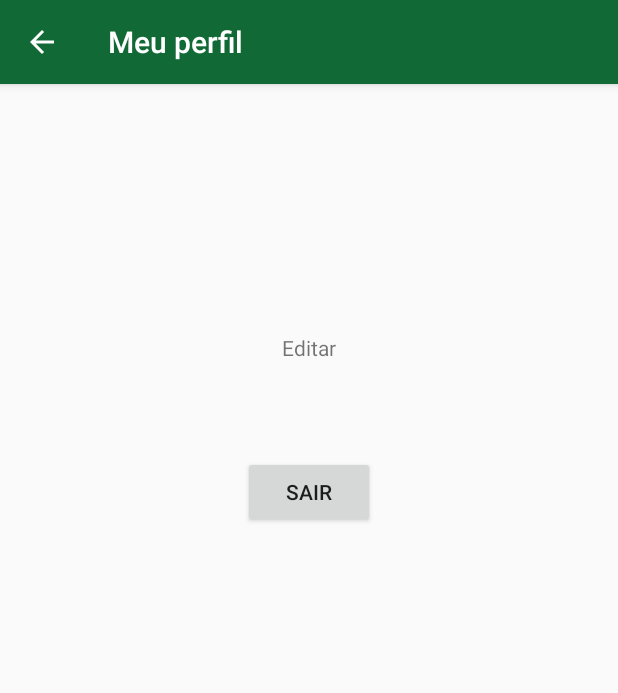
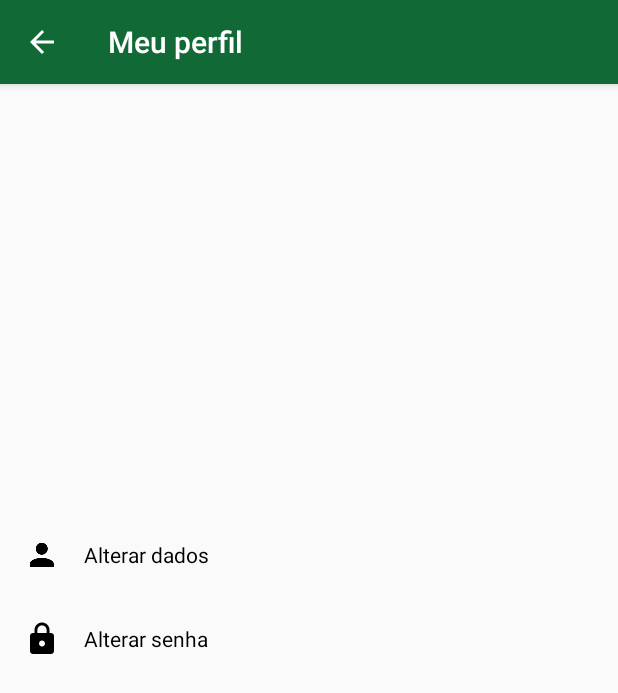
Before and after one commit to rodrigo98rm/prorepufabc, an Android app: the SettingsActivity screen opened directly, with no data from a screen before it, after a tap on "Meu Perfil", on a phone screen of 412 x 824 dp. Shown: the top 693 px of the screen. Run offline under Robolectric (Android 15) with nearby library versions, the light colour scheme and no system bars; our stand-ins replace Firebase (no records; nobody signed in at launch, a user with empty details on screens opened directly), Picasso; libraries missing offline, so code that uses them is left out: com.mikhaellopez.circularimageview; plain views replace CircularImageView; 3 statements that could not run were skipped.

Commit message:
Profile Activity Layout, logout on settings

```diff
--- a/app/build.gradle
+++ b/app/build.gradle
@@ -7,7 +7,7 @@ android {
         minSdkVersion 15
         targetSdkVersion 28
         versionCode 1
-        versionName "1.0"
+        versionName "0.0.1"
         testInstrumentationRunner "androidx.test.runner.AndroidJUnitRunner"
     }
     buildTypes {
@@ -25,9 +25,9 @@ dependencies {
     implementation 'com.android.support:design:28.0.0'
     implementation 'com.mikhaellopez:circularimageview:3.2.0'
     implementation 'com.squareup.picasso:picasso:2.5.2'
-    implementation 'com.google.firebase:firebase-core:16.0.7'
-    implementation 'com.google.firebase:firebase-auth:16.1.0'
-    implementation 'com.google.firebase:firebase-firestore:18.1.0'
+    implementation 'com.google.firebase:firebase-core:16.0.8'
+    implementation 'com.google.firebase:firebase-auth:16.2.0'
+    implementation 'com.google.firebase:firebase-firestore:18.2.0'
     implementation 'com.google.firebase:firebase-storage:16.1.0'
     testImplementation 'junit:junit:4.12'
     androidTestImplementation 'androidx.test:runner:1.1.0-alpha4'
--- a/app/src/main/java/mayer/rodrigo/prorepufabc/Activities/SettingsActivity.java
+++ b/app/src/main/java/mayer/rodrigo/prorepufabc/Activities/SettingsActivity.java
@@ -1,6 +1,8 @@
 package mayer.rodrigo.prorepufabc.Activities;
 
 import androidx.appcompat.app.AppCompatActivity;
+import mayer.rodrigo.prorepufabc.BuildConfig;
+import mayer.rodrigo.prorepufabc.MainActivity;
 import mayer.rodrigo.prorepufabc.ProfileActivity;
 import mayer.rodrigo.prorepufabc.R;
 
@@ -8,11 +10,15 @@ import android.content.Intent;
 import android.os.Bundle;
 import android.view.View;
 import android.widget.LinearLayout;
+import android.widget.TextView;
+
+import com.google.firebase.auth.FirebaseAuth;
 
 public class SettingsActivity extends AppCompatActivity {
 
     //Views
     private LinearLayout profile, about, quit;
+    private TextView txtVersion;
 
     @Override
     protected void onCreate(Bundle savedInstanceState) {
@@ -21,6 +27,8 @@ public class SettingsActivity extends AppCompatActivity {
 
         //Views
         profile = findViewById(R.id.linearLayout_myProfile_Settings);
+        quit = findViewById(R.id.linearLayout_quit_Settings);
+        txtVersion = findViewById(R.id.textView_version_Settings);
 
         //Listeners
         profile.setOnClickListener(new View.OnClickListener() {
@@ -31,8 +39,27 @@ public class SettingsActivity extends AppCompatActivity {
             }
         });
 
-        getSupportActionBar().setTitle("Configurações");
+        quit.setOnClickListener(new View.OnClickListener() {
+            @Override
+            public void onClick(View view) {
+                logout();
+            }
+        });
+
+        configure();
 
     }
 
+    private void configure(){
+        getSupportActionBar().setTitle("Configurações");
+        txtVersion.setText(BuildConfig.VERSION_NAME);
+    }
+
+    private void logout(){
+        FirebaseAuth.getInstance().signOut();
+        Intent intent = new Intent(getApplicationContext(), MainActivity.class);
+        intent.setFlags(Intent.FLAG_ACTIVITY_NEW_TASK | Intent.FLAG_ACTIVITY_CLEAR_TASK);
+        startActivity(intent);
+    }
+
 }
--- a/app/src/main/java/mayer/rodrigo/prorepufabc/MainActivity.java
+++ b/app/src/main/java/mayer/rodrigo/prorepufabc/MainActivity.java
@@ -97,7 +97,7 @@ public class MainActivity extends AppCompatActivity {
             @Override
             public void onComplete(@NonNull Task<AuthResult> task) {
                 if(task.isSuccessful()){
-                    Intent intent = new Intent(getApplicationContext(), ProfileActivity.class);
+                    Intent intent = new Intent(getApplicationContext(), HomeActivity.class);
                     startActivity(intent);
                     finish();
                 }else{
--- a/app/src/main/java/mayer/rodrigo/prorepufabc/ProfileActivity.java
+++ b/app/src/main/java/mayer/rodrigo/prorepufabc/ProfileActivity.java
@@ -34,7 +34,6 @@ public class ProfileActivity extends AppCompatActivity {
 
     //Views
     private TextView txtName, txtEmail;
-    private Button buttonLogout;
     private CircularImageView imageViewprofilePic;
     private ProgressBar progressBar;
 
@@ -56,17 +55,10 @@ public class ProfileActivity extends AppCompatActivity {
         //Views
         txtName = findViewById(R.id.textView_name_Home);
         txtEmail = findViewById(R.id.textView_email_Home);
-        buttonLogout = findViewById(R.id.button_logout_Home);
         imageViewprofilePic = findViewById(R.id.imageView_profilePic_Home);
         progressBar = findViewById(R.id.progressBar_Home);
 
         //Listeners
-        buttonLogout.setOnClickListener(new View.OnClickListener() {
-            @Override
-            public void onClick(View view) {
-                logout();
-            }
-        });
         imageViewprofilePic.setOnClickListener(new View.OnClickListener() {
             @Override
             public void onClick(View view) {
--- a/app/src/main/res/layout/activity_profile.xml
+++ b/app/src/main/res/layout/activity_profile.xml
@@ -8,9 +8,8 @@
 
     <com.mikhaellopez.circularimageview.CircularImageView
         android:id="@+id/imageView_profilePic_Home"
-        android:layout_width="150dp"
-
-        android:layout_height="150dp"
+        android:layout_width="200dp"
+        android:layout_height="200dp"
         android:layout_marginStart="8dp"
         android:layout_marginLeft="8dp"
         android:layout_marginTop="8dp"
@@ -24,31 +23,86 @@
         android:id="@+id/textView_name_Home"
         android:layout_width="wrap_content"
         android:layout_height="wrap_content"
-        android:layout_marginTop="8dp"
+        android:textColor="@color/colorPrimary"
+        android:textSize="18sp"
+        android:layout_marginTop="16dp"
         app:layout_constraintEnd_toEndOf="parent"
         app:layout_constraintStart_toStartOf="parent"
-        app:layout_constraintTop_toBottomOf="@+id/textView_editImage_Home"
-        tools:text="Rodrigo Mayer" />
+        app:layout_constraintTop_toBottomOf="@+id/imageView_profilePic_Home"
+        tools:text="Rodrigo Rominho Mayer" />
 
     <TextView
         android:id="@+id/textView_email_Home"
         android:layout_width="wrap_content"
         android:layout_height="wrap_content"
-        android:layout_marginTop="8dp"
+        android:layout_marginTop="2dp"
         app:layout_constraintEnd_toEndOf="parent"
         app:layout_constraintStart_toStartOf="parent"
         app:layout_constraintTop_toBottomOf="@+id/textView_name_Home"
         tools:text="mayer.rodrigo@aluno.ufabc.edu.br" />
 
-    <Button
-        android:id="@+id/button_logout_Home"
-        android:layout_width="wrap_content"
+    <LinearLayout
+        android:id="@+id/linearLayout_update_Profile"
+        android:layout_width="match_parent"
         android:layout_height="wrap_content"
-        android:layout_marginTop="8dp"
-        android:text="Sair"
+        android:layout_marginTop="16dp"
+        android:background="?attr/selectableItemBackground"
+        android:clickable="true"
+        android:focusable="true"
+        android:gravity="center_vertical"
+        android:orientation="horizontal"
+        android:padding="16dp"
         app:layout_constraintEnd_toEndOf="parent"
+        app:layout_constraintHorizontal_bias="0.0"
         app:layout_constraintStart_toStartOf="parent"
-        app:layout_constraintTop_toBottomOf="@+id/textView_email_Home" />
+        app:layout_constraintTop_toBottomOf="@+id/textView_email_Home">
+
+        <ImageView
+            android:layout_width="wrap_content"
+            android:layout_height="wrap_content"
+            android:tint="#000"
+            app:srcCompat="@drawable/ic_person" />
+
+        <TextView
+            android:layout_width="match_parent"
+            android:layout_height="wrap_content"
+            android:layout_marginStart="16dp"
+            android:layout_marginLeft="16dp"
+            android:text="Alterar dados"
+            android:textColor="#000" />
+
+    </LinearLayout>
+
+    <LinearLayout
+        android:id="@+id/linearLayout_changePassword_Profile"
+        android:layout_width="match_parent"
+        android:layout_height="wrap_content"
+        android:background="?attr/selectableItemBackground"
+        android:clickable="true"
+        android:focusable="true"
+        android:gravity="center_vertical"
+        android:orientation="horizontal"
+        android:padding="16dp"
+        app:layout_constraintEnd_toEndOf="parent"
+        app:layout_constraintHorizontal_bias="0.0"
+        app:layout_constraintStart_toStartOf="parent"
+        app:layout_constraintTop_toBottomOf="@+id/linearLayout_update_Profile">
+
+        <ImageView
+            android:layout_width="wrap_content"
+            android:layout_height="wrap_content"
+            android:tint="#000"
+            app:srcCompat="@drawable/ic_lock" />
+
+        <TextView
+            android:layout_width="match_parent"
+            android:layout_height="wrap_content"
+            android:layout_marginStart="16dp"
+            android:layout_marginLeft="16dp"
+            android:text="Alterar senha"
+            android:textColor="#000" />
+
+    </LinearLayout>
 
     <ProgressBar
         android:id="@+id/progressBar_Home"
@@ -62,14 +116,4 @@
         app:layout_constraintStart_toStartOf="parent"
         app:layout_constraintTop_toTopOf="@+id/imageView_profilePic_Home" />
 
-    <TextView
-        android:id="@+id/textView_editImage_Home"
-        android:layout_width="wrap_content"
-        android:layout_height="wrap_content"
-        android:layout_marginTop="8dp"
-        android:text="Editar"
-        app:layout_constraintEnd_toEndOf="parent"
-        app:layout_constraintStart_toStartOf="parent"
-        app:layout_constraintTop_toBottomOf="@+id/imageView_profilePic_Home" />
-
 </androidx.constraintlayout.widget.ConstraintLayout>
--- a/app/src/main/res/layout/activity_settings.xml
+++ b/app/src/main/res/layout/activity_settings.xml
@@ -98,4 +98,14 @@
 
     </LinearLayout>
 
+    <TextView
+        android:id="@+id/textView_version_Settings"
+        android:layout_width="wrap_content"
+        android:layout_height="wrap_content"
+        android:layout_marginBottom="16dp"
+        android:text="V0.0.0"
+        app:layout_constraintBottom_toBottomOf="parent"
+        app:layout_constraintEnd_toEndOf="parent"
+        app:layout_constraintStart_toStartOf="parent" />
+
 </androidx.constraintlayout.widget.ConstraintLayout>
```
Also changed, not shown: app/src/main/res/drawable-hdpi/ic_lock.png (added), app/src/main/res/drawable-mdpi/ic_lock.png (added), app/src/main/res/drawable-xhdpi/ic_lock.png (added), app/src/main/res/drawable-xxhdpi/ic_lock.png (added).
